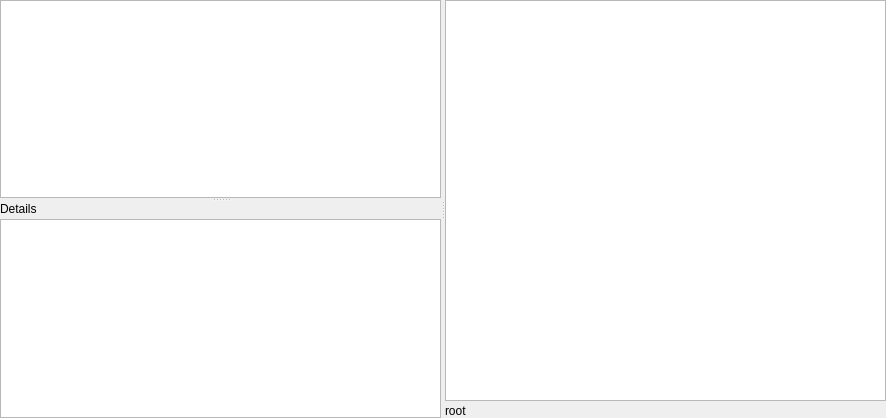
First picture: the form in Plugins/GUI/x4c_gui_vfs_tab.ui, repository bvbohnen/X4_Customizer, before the edit.
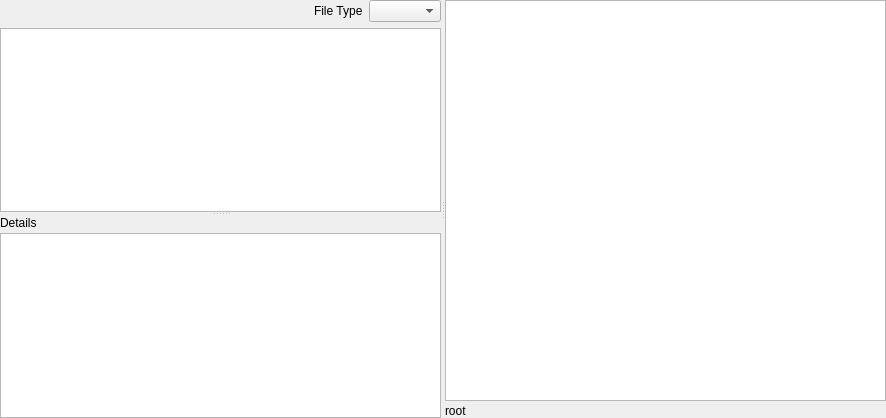
Second picture: the form after the edit.

The edit to the form file:
```diff
--- a/Plugins/GUI/x4c_gui_vfs_tab.ui
+++ b/Plugins/GUI/x4c_gui_vfs_tab.ui
@@ -26,9 +26,6 @@
    <property name="bottomMargin">
     <number>0</number>
    </property>
-   <property name="spacing">
-    <number>3</number>
-   </property>
    <item row="0" column="0">
     <widget class="QSplitter" name="hsplitter">
      <property name="orientation">
@@ -38,6 +35,36 @@
       <property name="orientation">
        <enum>Qt::Vertical</enum>
       </property>
+      <widget class="QWidget" name="">
+       <layout class="QVBoxLayout" name="verticalLayout_3">
+        <item>
+         <layout class="QHBoxLayout" name="horizontalLayout">
+          <item>
+           <spacer name="horizontalSpacer">
+            <property name="orientation">
+             <enum>Qt::Horizontal</enum>
+            </property>
+            <property name="sizeHint" stdset="0">
+             <size>
+              <width>40</width>
+              <height>20</height>
+             </size>
+            </property>
+           </spacer>
+          </item>
+          <item>
+           <widget class="QLabel" name="label">
+            <property name="text">
+             <string>File Type</string>
+            </property>
+           </widget>
+          </item>
+          <item>
+           <widget class="QComboBox" name="w_combobox_filetype"/>
+          </item>
+         </layout>
+        </item>
+        <item>
       <widget class="QTreeView" name="widget_treeView">
        <property name="editTriggers">
         <set>QAbstractItemView::NoEditTriggers</set>
@@ -45,6 +72,9 @@
        <attribute name="headerVisible">
         <bool>false</bool>
        </attribute>
+         </widget>
+        </item>
+       </layout>
       </widget>
       <widget class="QWidget" name="layoutWidget">
        <layout class="QVBoxLayout" name="verticalLayout_2">
```
Lines whose indentation alone changed are shown as unchanged.
